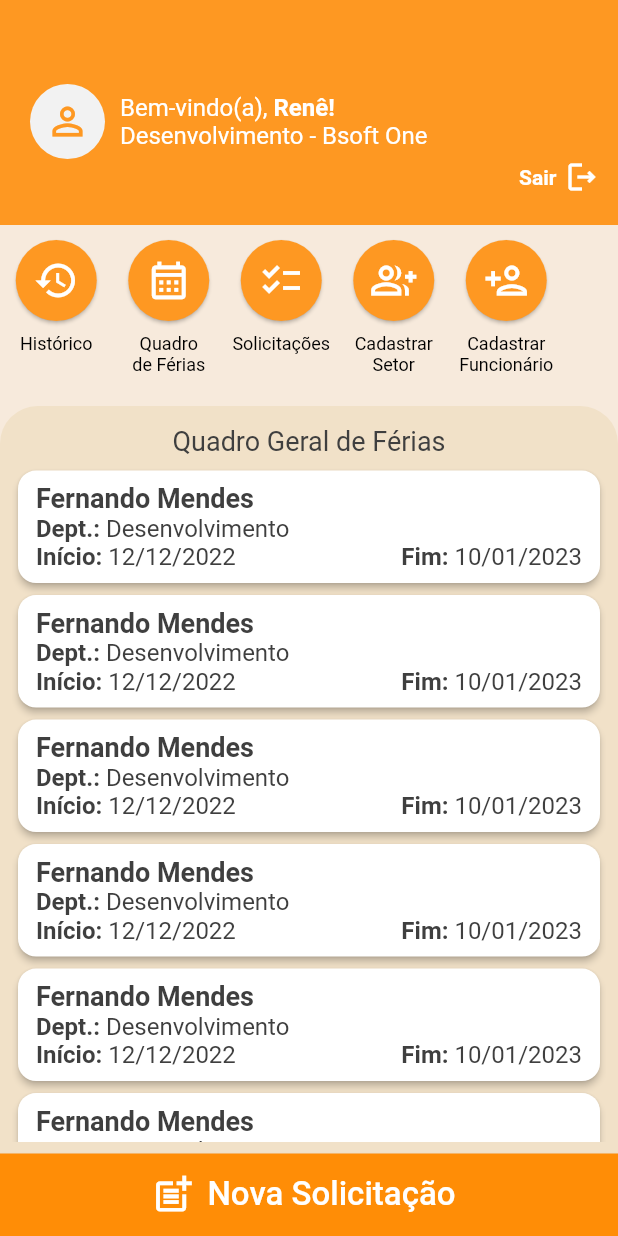
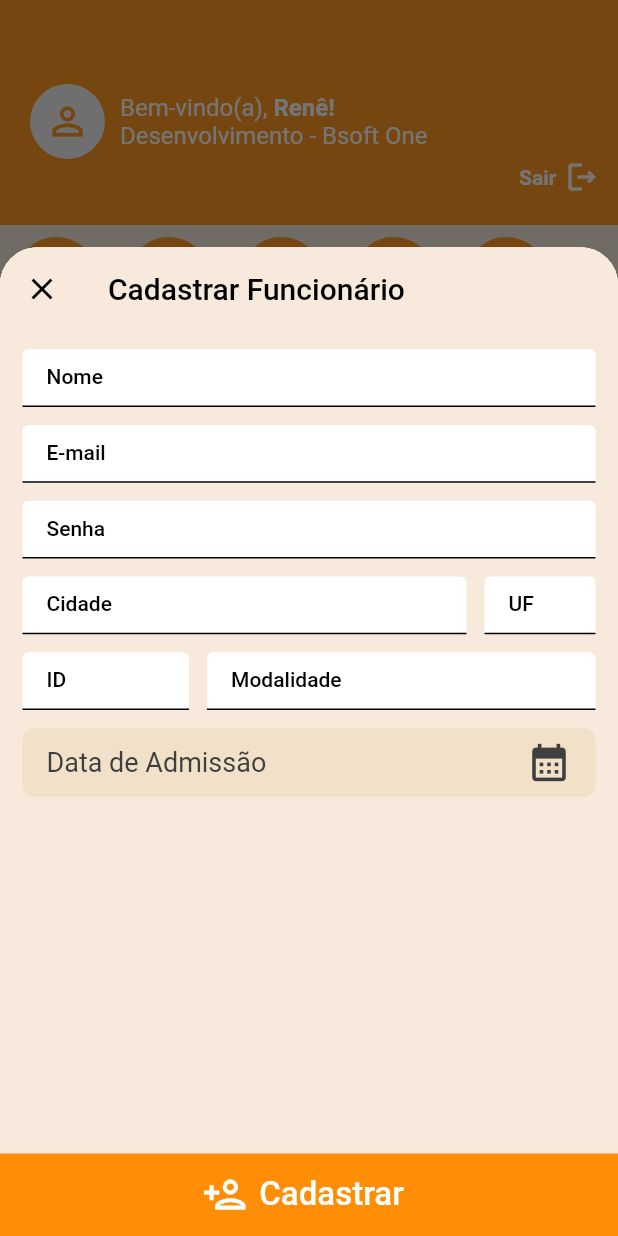
Before and after one commit to DFerias/app, a Flutter app: the HomePage screen opened by its route, after a tap on the "person add" icon, on a phone screen of 412 x 824 dp. Run offline on Flutter 3.47's test engine with Material 2 defaults, Android fonts, the phone set to English and light mode, and no system bars; our stand-ins replace bloc, flutter_bloc, fluttertoast, shared_preferences; accounts and stored records are empty.

Commit message:
feat: Adicionado tela de cadastro de usuário + Ajustes
Ajustes no datapicker

```diff
--- a/lib/screens/home_page.dart
+++ b/lib/screens/home_page.dart
@@ -1,4 +1,5 @@
 import 'package:app/index.dart';
+import 'package:app/shared/modal_cadastro_funcionario.dart';
 import 'package:app/shared/modal_solicitacao.dart';
 import 'package:flutter/material.dart';
 
@@ -36,7 +37,7 @@ class _HomePageState extends State<HomePage> {
               ],
             ),
           ),
-          const SizedBox(height: 10.0),
+          const SizedBox(height: 8.0),
           Expanded(
             flex: 2,
             child: _listIconButtons(),
@@ -281,7 +282,8 @@ class _HomePageState extends State<HomePage> {
   }
 
   Widget _botaoHistorico() {
-    return Column(
+    return SingleChildScrollView(
+      child: Column(
         children: [
           ElevatedButton(
             style: ElevatedButton.styleFrom(
@@ -305,11 +307,13 @@ class _HomePageState extends State<HomePage> {
             style: TextStyle(fontSize: 12.0, color: Colors.black),
           ),
         ],
+      ),
     );
   }
 
   Widget _botaoQuadroFerias() {
-    return Column(
+    return SingleChildScrollView(
+      child: Column(
         children: [
           ElevatedButton(
             style: ElevatedButton.styleFrom(
@@ -338,11 +342,13 @@ class _HomePageState extends State<HomePage> {
             overflow: TextOverflow.clip,
           ),
         ],
+      ),
     );
   }
 
   Widget _botaoSolicitacoes() {
-    return Column(
+    return SingleChildScrollView(
+      child: Column(
         children: [
           ElevatedButton(
             style: ElevatedButton.styleFrom(
@@ -371,11 +377,13 @@ class _HomePageState extends State<HomePage> {
             overflow: TextOverflow.clip,
           ),
         ],
+      ),
     );
   }
 
   Widget _botaoCadastrarSetor() {
-    return Column(
+    return SingleChildScrollView(
+      child: Column(
         children: [
           ElevatedButton(
             style: ElevatedButton.styleFrom(
@@ -404,11 +412,13 @@ class _HomePageState extends State<HomePage> {
             overflow: TextOverflow.clip,
           ),
         ],
+      ),
     );
   }
 
   Widget _botaoCadastrarFuncionario() {
-    return Column(
+    return SingleChildScrollView(
+      child: Column(
         children: [
           ElevatedButton(
             style: ElevatedButton.styleFrom(
@@ -422,7 +432,7 @@ class _HomePageState extends State<HomePage> {
               color: Colors.white,
               size: 30.0,
             ),
-          onPressed: () {},
+            onPressed: () => ModalSheetCadastroFuncionario.showModalSheetCadastroFuncionario(),
           ),
           const SizedBox(
             height: 8.0,
@@ -437,6 +447,7 @@ class _HomePageState extends State<HomePage> {
             overflow: TextOverflow.clip,
           ),
         ],
+      ),
     );
   }
 }
--- a/lib/shared/date_picker_widget.dart
+++ b/lib/shared/date_picker_widget.dart
@@ -1,15 +1,18 @@
-import 'package:app/index.dart';
 import 'package:flutter/material.dart';
 import 'package:intl/intl.dart';
 
+import 'package:app/index.dart';
+
 class DatePickerWidget extends StatefulWidget {
   final DateTime? date;
-  final bool dataInicio;
+  final bool? dataInicio;
+  final String? label;
 
   const DatePickerWidget({
     Key? key,
     this.date,
-    required this.dataInicio,
+    this.dataInicio,
+    this.label,
   }) : super(key: key);
 
   @override
@@ -19,7 +22,11 @@ class DatePickerWidget extends StatefulWidget {
 class _DatePickerWidgetState extends State<DatePickerWidget> {
   @override
   Widget build(BuildContext context) {
-    String label = widget.dataInicio ? 'Data Inicial' : 'Data Final';
+    String? label = widget.dataInicio == null
+        ? widget.label
+        : widget.dataInicio != null && widget.dataInicio == true
+            ? 'Data Inicial'
+            : 'Data Final';
     String? dataSelecionada = DateFormat('dd/MM/yyyy').format(DateFormat('yyyy-MM-dd').parse((widget.date ?? DateTime.now()).toString()));
 
     return Container(
@@ -32,7 +39,7 @@ class _DatePickerWidgetState extends State<DatePickerWidget> {
         mainAxisAlignment: MainAxisAlignment.spaceBetween,
         children: [
           Text(
-            widget.date != null ? dataSelecionada : label,
+            widget.date != null ? dataSelecionada : label ?? '',
             style: const TextStyle(
               color: Color(0xFF3F3F3F),
               fontSize: 18.0,
@@ -50,8 +57,8 @@ class _DatePickerWidgetState extends State<DatePickerWidget> {
 }
 
 class DateTimePicker {
-  Future picker() async {
-    DateTime? data = await DateDialog.show(DateTime.now());
+  Future picker(DateTime? firstDate) async {
+    DateTime? data = await DateDialog.show(DateTime.now(), firstDate);
     if (data == null) return;
 
     TimeOfDay? time = TimeOfDay.now();
--- /dev/null
+++ b/lib/shared/modal_cadastro_funcionario.dart
@@ -0,0 +1,253 @@
+import 'package:app/index.dart';
+import 'package:app/shared/date_picker_widget.dart';
+import 'package:flutter/material.dart';
+
+class ModalSheetCadastroFuncionario extends StatefulWidget {
+  const ModalSheetCadastroFuncionario({super.key});
+
+  static Future showModalSheetCadastroFuncionario() async {
+    return showModalBottomSheet(
+      context: App.context,
+      isScrollControlled: true,
+      isDismissible: true,
+      shape: const RoundedRectangleBorder(
+        borderRadius: BorderRadius.only(topLeft: Radius.circular(25.0), topRight: Radius.circular(25.0)),
+      ),
+      builder: (context) => const ModalSheetCadastroFuncionario(),
+    );
+  }
+
+  @override
+  ModalSheetCadastroFuncionarioState createState() => ModalSheetCadastroFuncionarioState();
+}
+
+class ModalSheetCadastroFuncionarioState extends State<ModalSheetCadastroFuncionario> {
+  DateTime? _dataAdmis;
+
+  @override
+  Widget build(BuildContext context) {
+    return FractionallySizedBox(
+      heightFactor: 0.80,
+      child: ClipRRect(
+        borderRadius: const BorderRadius.only(topLeft: Radius.circular(25), topRight: Radius.circular(25)),
+        child: Container(
+          color: const Color(0xFFF7EADC),
+          child: Scaffold(
+            appBar: AppBar(
+              title: const Text('Cadastrar Funcionário'),
+              leading: IconButton(
+                icon: const Icon(Icons.close),
+                onPressed: () {
+                  Navigator.pop(context);
+                },
+              ),
+              backgroundColor: const Color(0xFFF7EADC),
+            ),
+            body: SingleChildScrollView(
+              child: Padding(
+                padding: const EdgeInsets.symmetric(horizontal: 15.0, vertical: 12.0),
+                child: Column(
+                  mainAxisSize: MainAxisSize.min,
+                  children: [
+                    _nomeField(),
+                    const SizedBox(height: 12.0),
+                    _emailField(),
+                    const SizedBox(height: 12.0),
+                    _senhaField(),
+                    const SizedBox(height: 12.0),
+                    Row(
+                      children: [
+                        Expanded(
+                          flex: 8,
+                          child: _cidadeField(),
+                        ),
+                        const SizedBox(width: 12.0),
+                        Expanded(
+                          flex: 2,
+                          child: _ufField(),
+                        ),
+                      ],
+                    ),
+                    const SizedBox(height: 12.0),
+                    Row(
+                      children: [
+                        Expanded(
+                          flex: 3,
+                          child: _idEquipeField(),
+                        ),
+                        const SizedBox(width: 12.0),
+                        Expanded(
+                          flex: 7,
+                          child: _modalidadeField(),
+                        ),
+                      ],
+                    ),
+                    const SizedBox(height: 12.0),
+                    _dataAdmissao(),
+                  ],
+                ),
+              ),
+            ),
+            bottomNavigationBar: _botaoCadastrar(),
+          ),
+        ),
+      ),
+    );
+  }
+
+  Widget _nomeField() {
+    return TextFormField(
+      controller: null,
+      keyboardType: TextInputType.emailAddress,
+      style: TextStyle(color: Colors.grey[700]),
+      decoration: InputDecoration(
+        isDense: true,
+        label: const Text('Nome'),
+        floatingLabelStyle: TextStyle(fontSize: 18.0, color: Colors.grey[700]),
+        filled: true,
+        focusedBorder: const UnderlineInputBorder(
+          borderSide: BorderSide(color: Colors.orange),
+        ),
+      ),
+    );
+  }
+
+  Widget _emailField() {
+    return TextFormField(
+      controller: null,
+      keyboardType: TextInputType.emailAddress,
+      style: TextStyle(color: Colors.grey[700]),
+      decoration: InputDecoration(
+        isDense: true,
+        label: const Text('E-mail'),
+        floatingLabelStyle: TextStyle(fontSize: 18.0, color: Colors.grey[700]),
+        filled: true,
+        focusedBorder: const UnderlineInputBorder(
+          borderSide: BorderSide(color: Colors.orange),
+        ),
+      ),
+    );
+  }
+
+  Widget _senhaField() {
+    return TextFormField(
+      controller: null,
+      keyboardType: TextInputType.emailAddress,
+      style: TextStyle(color: Colors.grey[700]),
+      decoration: InputDecoration(
+        isDense: true,
+        label: const Text('Senha'),
+        floatingLabelStyle: TextStyle(fontSize: 18.0, color: Colors.grey[700]),
+        filled: true,
+        focusedBorder: const UnderlineInputBorder(
+          borderSide: BorderSide(color: Colors.orange),
+        ),
+      ),
+    );
+  }
+
+  Widget _cidadeField() {
+    return TextFormField(
+      controller: null,
+      keyboardType: TextInputType.emailAddress,
+      style: TextStyle(color: Colors.grey[700]),
+      decoration: InputDecoration(
+        isDense: true,
+        label: const Text('Cidade'),
+        floatingLabelStyle: TextStyle(fontSize: 18.0, color: Colors.grey[700]),
+        filled: true,
+        focusedBorder: const UnderlineInputBorder(
+          borderSide: BorderSide(color: Colors.orange),
+        ),
+      ),
+    );
+  }
+
+  Widget _ufField() {
+    return TextFormField(
+      controller: null,
+      keyboardType: TextInputType.emailAddress,
+      style: TextStyle(color: Colors.grey[700]),
+      decoration: InputDecoration(
+        isDense: true,
+        label: const Text('UF'),
+        floatingLabelStyle: TextStyle(fontSize: 18.0, color: Colors.grey[700]),
+        filled: true,
+        focusedBorder: const UnderlineInputBorder(
+          borderSide: BorderSide(color: Colors.orange),
+        ),
+      ),
+    );
+  }
+
+  Widget _idEquipeField() {
+    return TextFormField(
+      controller: null,
+      keyboardType: TextInputType.emailAddress,
+      style: TextStyle(color: Colors.grey[700]),
+      decoration: InputDecoration(
+        isDense: true,
+        label: const Text('ID'),
+        floatingLabelStyle: TextStyle(fontSize: 18.0, color: Colors.grey[700]),
+        filled: true,
+        focusedBorder: const UnderlineInputBorder(
+          borderSide: BorderSide(color: Colors.orange),
+        ),
+      ),
+    );
+  }
+
+  Widget _modalidadeField() {
+    return TextFormField(
+      controller: null,
+      keyboardType: TextInputType.emailAddress,
+      style: TextStyle(color: Colors.grey[700]),
+      decoration: InputDecoration(
+        isDense: true,
+        label: const Text('Modalidade'),
+        floatingLabelStyle: TextStyle(fontSize: 18.0, color: Colors.grey[700]),
+        filled: true,
+        focusedBorder: const UnderlineInputBorder(
+          borderSide: BorderSide(color: Colors.orange),
+        ),
+      ),
+    );
+  }
+
+  Widget _dataAdmissao() {
+    return GestureDetector(
+      child: DatePickerWidget(label: 'Data de Admissão', date: _dataAdmis),
+      onTap: () {
+        DateTimePicker().picker(DateTime(2005)).then((value) {
+          setState(() {
+            _dataAdmis = value;
+          });
+        });
+      },
+    );
+  }
+
+  Widget _botaoCadastrar() {
+    return ElevatedButton.icon(
+      style: ElevatedButton.styleFrom(
+        fixedSize: const Size.fromHeight(55.0),
+        foregroundColor: const Color(0xFFF7A94F),
+        shape: RoundedRectangleBorder(
+          borderRadius: BorderRadius.circular(0.0),
+        ),
+      ),
+      icon: const Icon(
+        Icons.person_add_outlined,
+        color: Colors.white,
+        size: 30.0,
+      ),
+      label: const Text(
+        'Cadastrar',
+        style: TextStyle(fontSize: 22.0, color: Colors.white),
+      ),
+      onPressed: () {
+        Navigator.pop(context);
+      },
+    );
+  }
+}
--- a/lib/shared/modal_solicitacao.dart
+++ b/lib/shared/modal_solicitacao.dart
@@ -83,7 +83,7 @@ class ModalSheetSolicitacaoState extends State<ModalSheetSolicitacao> {
     return GestureDetector(
       child: DatePickerWidget(dataInicio: true, date: _solicitacaoBloc.state.dataInicial),
       onTap: () {
-        DateTimePicker().picker().then((value) {
+        DateTimePicker().picker(null).then((value) {
           _solicitacaoBloc.add(SelectDataInicialEvent(dataInicio: value));
         });
       },
@@ -94,7 +94,7 @@ class ModalSheetSolicitacaoState extends State<ModalSheetSolicitacao> {
     return GestureDetector(
       child: DatePickerWidget(dataInicio: false, date: _solicitacaoBloc.state.dataFinal),
       onTap: () {
-        DateTimePicker().picker().then((value) {
+        DateTimePicker().picker(null).then((value) {
           _solicitacaoBloc.add(SelectDataFinalEvent(dataFinal: value));
         });
       },
```
Lines whose indentation alone changed are shown as unchanged.
